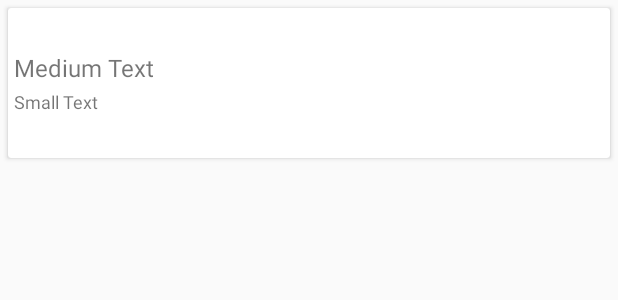
After one commit to leitana/CustomView, an Android app: the layout list_item.xml on its own in the app's theme, with its tools: preview values and no code run, on a phone screen of 412 x 824 dp. The commit adds this screen. Shown: the top 300 px of the screen. Run offline under Robolectric (Android 15) with nearby library versions, the phone set to English and light mode, and no system bars.

Commit message:
提交！

```diff
--- a/app/src/main/AndroidManifest.xml
+++ b/app/src/main/AndroidManifest.xml
@@ -4,7 +4,7 @@
 
     <application
         android:allowBackup="true"
-        android:icon="@mipmap/ic_launcher"
+        android:icon="@mipmap/iron_man"
         android:label="@string/app_name"
         android:roundIcon="@mipmap/ic_launcher_round"
         android:supportsRtl="true"
--- a/app/src/main/res/layout/activity_base.xml
+++ b/app/src/main/res/layout/activity_base.xml
@@ -3,6 +3,8 @@
     android:id="@+id/root_layout"
     android:orientation="vertical"
     android:layout_width="match_parent"
-    android:layout_height="match_parent">
+    android:layout_height="match_parent"
+    android:background="@color/spinner_bg"
+    android:fitsSystemWindows="true">
     <include layout="@layout/toolbar_layout" />
 </LinearLayout>
--- /dev/null
+++ b/app/src/main/res/layout/list_item.xml
@@ -0,0 +1,39 @@
+<?xml version="1.0" encoding="utf-8"?>
+<RelativeLayout xmlns:android="http://schemas.android.com/apk/res/android"
+    android:layout_width="match_parent"
+    android:layout_height="wrap_content"
+    >
+    <android.support.v7.widget.CardView
+        android:layout_width="match_parent"
+        android:layout_height="100dp"
+        android:padding="10dp"
+        android:layout_margin="5dp">
+        <RelativeLayout
+            android:layout_width="match_parent"
+            android:layout_height="match_parent"
+            android:gravity="center_vertical">
+            <TextView
+                android:id="@+id/tvName"
+                android:layout_width="wrap_content"
+                android:layout_height="wrap_content"
+                android:layout_alignParentLeft="true"
+                android:layout_alignParentTop="true"
+                android:layout_marginLeft="4dp"
+                android:text="Medium Text"
+                android:textSize="16dp"/>
+
+            <TextView
+                android:id="@+id/tvDesc"
+                android:layout_width="wrap_content"
+                android:layout_height="wrap_content"
+                android:layout_alignLeft="@+id/tvName"
+                android:layout_below="@+id/tvName"
+                android:layout_marginTop="3dp"
+                android:text="Small Text"
+                android:textSize="12dp"
+                android:layout_marginRight="10dp"
+                />
+        </RelativeLayout>
+
+    </android.support.v7.widget.CardView>
+</RelativeLayout>
--- a/build.gradle
+++ b/build.gradle
@@ -6,6 +6,7 @@ buildscript {
     }
     dependencies {
         classpath 'com.android.tools.build:gradle:2.3.0'
+        classpath 'com.jakewharton:butterknife-gradle-plugin:8.6.0'
 
         // NOTE: Do not place your application dependencies here; they belong
         // in the individual module build.gradle files
@@ -15,6 +16,8 @@ buildscript {
 allprojects {
     repositories {
         jcenter()
+        mavenCentral()
+        maven { url "https://jitpack.io" }
     }
 }
 
```
Also changed, not shown: app/build.gradle (+9 -0 lines), app/src/main/java/custom/lx/com/customview/MainActivity.java (+54 -1 lines), app/src/main/java/custom/lx/com/customview/beans/HomeBean.java (added, +28 -0 lines), app/src/main/res/layout/activity_main.xml (+8 -11 lines), app/src/main/res/layout/top_view.xml (added, +11 -0 lines), app/src/main/res/mipmap-hdpi/ic_banner.jpg (added), app/src/main/res/mipmap-hdpi/iron_man.png (added).
